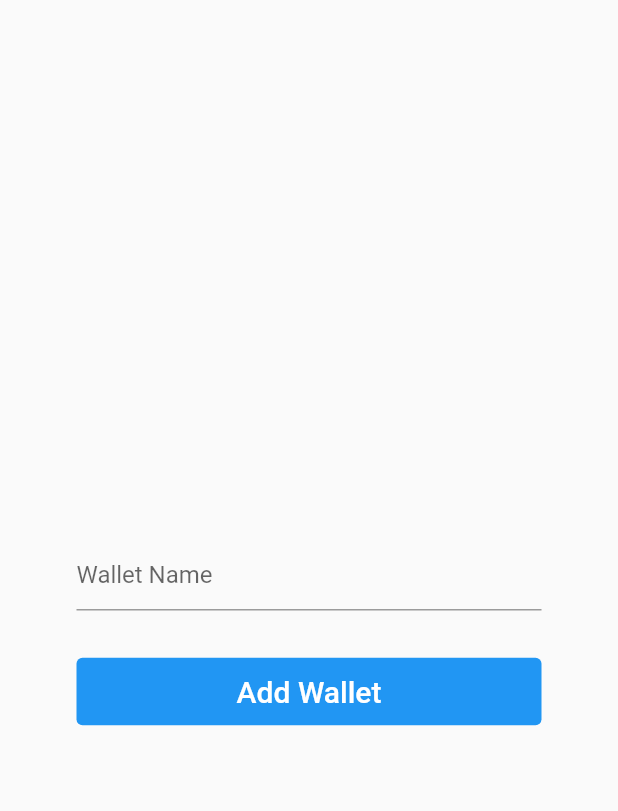
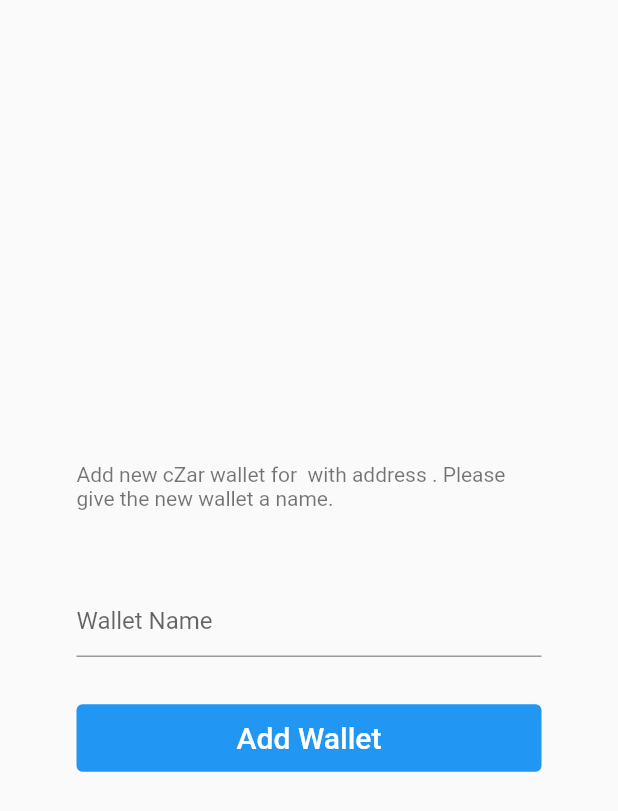
Before and after one commit to JosephGwara/Coding4Integrity, a Flutter app: the CreateWalletView screen opened directly with empty values, on a phone screen of 412 x 824 dp. Shown: the top 811 px of the screen. Run offline on Flutter 3.47's test engine with Material 2 defaults, Android fonts, the phone set to English and light mode, and no system bars; our stand-ins replace cloud_firestore, firebase_auth, firebase_core, freezed_annotation, get_it, page_transition and 2 more; missing offline and left inert: enum_to_string, web3dart; accounts and stored records are empty.

Commit message:
Completes flow for adding a new wallet

```diff
--- a/wallets/lib/locator.dart
+++ b/wallets/lib/locator.dart
@@ -3,7 +3,10 @@
 import 'package:firebase_core/firebase_core.dart';
 import 'package:get_it/get_it.dart';
 import 'package:stacked_services/stacked_services.dart';
+import 'package:wallets/apis/block_scout_api.dart';
 import 'package:wallets/services/authentication_service.dart';
+import 'package:wallets/services/block_scout_service.dart';
+import 'package:wallets/services/credentials_service.dart';
 import 'package:wallets/services/organizations_service.dart';
 import 'package:wallets/services/wallets_service.dart';
 
@@ -17,6 +20,9 @@
   locator.registerLazySingleton(() => AuthenticationService());
   locator.registerLazySingleton(() => OrganizationsService());
   locator.registerLazySingleton(() => WalletsService());
+  locator.registerLazySingleton(() => CredentialsService());
+  locator.registerLazySingleton(() => BlockScoutApi());
+  locator.registerLazySingleton(() => BlockScoutService());
   locator.registerLazySingleton(() => NavigationService());
   locator.registerLazySingleton(() => DialogService());
 }
--- a/wallets/lib/models/models.dart
+++ b/wallets/lib/models/models.dart
@@ -7,10 +7,9 @@
 @freezed
 class Wallet with _$Wallet {
   factory Wallet({
-    required String id,
+    required String publicAddress,
     required String organizationId,
     required String name,
-    required double balance,
   }) = _Wallet;
 
   factory Wallet.fromJson(Map<String, dynamic> json) => _$WalletFromJson(json);
@@ -19,8 +18,9 @@
 @freezed
 class DisplayableWallet with _$DisplayableWallet {
   factory DisplayableWallet({
-    required String organizationNAme,
+    required String organizationName,
     required Wallet data,
+    required double balance,
   }) = _DisplayableWallet;
 }
 
@@ -49,3 +49,20 @@
     required double isPayment,
   }) = _DisplayableWalletTransaction;
 }
+
+@freezed
+class CreateWalletViewArguments with _$CreateWalletViewArguments {
+  factory CreateWalletViewArguments({
+    required Organization organization,
+    required String walletPublicAddress,
+  }) = _CreateWalletViewArguments;
+}
+
+@freezed
+class Transaction with _$Transaction {
+  factory Transaction({
+    required String fromAddress,
+    required String toAddress,
+    required double amount,
+  }) = _Transaction;
+}
--- a/wallets/lib/views/create_wallet/create_wallet_view.dart
+++ b/wallets/lib/views/create_wallet/create_wallet_view.dart
@@ -11,14 +11,14 @@
   FormTextField(name: 'walletName', initialValue: ""),
 ])
 class CreateWalletView extends StatelessWidget with $CreateWalletView {
-  final Organization organization;
+  final CreateWalletViewArguments arguments;
 
-  CreateWalletView({required this.organization, Key? key}) : super(key: key);
+  CreateWalletView({required this.arguments, Key? key}) : super(key: key);
 
   @override
   Widget build(BuildContext context) {
     return ViewModelBuilder<CreateWalletViewModel>.reactive(
-      viewModelBuilder: () => CreateWalletViewModel.makeInstance(organization),
+      viewModelBuilder: () => CreateWalletViewModel.makeInstance(arguments),
       onModelReady: (model) {
         listenToFormUpdated(model);
       },
@@ -31,6 +31,24 @@
             child: Column(
               mainAxisAlignment: MainAxisAlignment.center,
               children: [
+                RichText(
+                  text: TextSpan(
+                      text: "Add new cZar wallet for ",
+                      style: TextStyle(color: Colors.black54),
+                      children: [
+                        TextSpan(
+                          text: arguments.organization.name,
+                          style: TextStyle(fontWeight: FontWeight.bold),
+                        ),
+                        TextSpan(text: " with address "),
+                        TextSpan(
+                          text: arguments.walletPublicAddress,
+                          style: TextStyle(fontWeight: FontWeight.bold),
+                        ),
+                        TextSpan(text: ". Please give the new wallet a name."),
+                      ]),
+                ),
+                verticalSpace(30),
                 if (model.hasError)
                   Text(
                     "${model.error(model)}",
--- a/wallets/lib/views/create_wallet/create_wallet_viewmodel.dart
+++ b/wallets/lib/views/create_wallet/create_wallet_viewmodel.dart
@@ -9,23 +9,25 @@
   bool get isCreatingWallet;
   Future<void> createWallet();
 
-  static CreateWalletViewModel makeInstance(Organization organization) =>
-      _CreateWalletViewModel(organization);
+  static CreateWalletViewModel makeInstance(
+          CreateWalletViewArguments arguments) =>
+      _CreateWalletViewModel(arguments);
 }
 
 class _CreateWalletViewModel extends CreateWalletViewModel {
   final navigationService = locator<NavigationService>();
   final walletsService = locator<WalletsService>();
 
-  final Organization organization;
-  _CreateWalletViewModel(this.organization);
+  final CreateWalletViewArguments arguments;
+  _CreateWalletViewModel(this.arguments);
 
   @override
   Future<void> createWallet() {
     final run = () async {
       final wallet = await walletsService.createWallet(
         withName: walletNameValue ?? "",
-        organizationId: organization.id,
+        organizationId: arguments.organization.id,
+        publicAddress: arguments.walletPublicAddress,
       );
       navigationService.back(result: wallet);
     };
--- a/wallets/lib/views/home/home_view.dart
+++ b/wallets/lib/views/home/home_view.dart
@@ -61,7 +61,7 @@
                                         topRight: Radius.circular(10),
                                       )),
                                   child: Text(
-                                    "R${wallet.data.balance.round()}",
+                                    "R${wallet.balance.round()}",
                                     style: Theme.of(context)
                                         .textTheme
                                         .headline2
--- a/wallets/lib/views/wallet_details/wallet_details_view.dart
+++ b/wallets/lib/views/wallet_details/wallet_details_view.dart
@@ -25,7 +25,7 @@
                 mainAxisAlignment: MainAxisAlignment.center,
                 children: [
                   Text(
-                    "R${wallet.data.balance.round()}",
+                    "R${wallet.balance.round()}",
                     style: TextStyle(
                       fontSize: 17,
                     ),
--- a/wallets/pubspec.yaml
+++ b/wallets/pubspec.yaml
@@ -40,6 +40,8 @@
   json_serializable: ^6.0.1
   json_annotation: ^4.3.0
   enum_to_string: ^2.0.1
+  web3dart: ^2.3.1
+  http: ^0.13.4
 
 dev_dependencies:
   build_runner: ^2.1.4
```
Also changed, not shown: wallets/lib/apis/block_scout_api.dart (added, +39 -0 lines), wallets/lib/routes.dart (+9 -1 lines), wallets/lib/services/block_scout_service.dart (added, +17 -0 lines), wallets/lib/services/credentials_service.dart (added, +16 -0 lines), wallets/lib/services/organizations_service.dart (+14 -0 lines), wallets/lib/services/wallets_service.dart (+68 -30 lines), wallets/lib/views/home/home_viewmodel.dart (+16 -5 lines), wallets/lib/views/verify_wallet_view.dart/verify_wallet_view.dart (added, +83 -0 lines), wallets/lib/views/verify_wallet_view.dart/verify_wallet_view.form.dart (added, +48 -0 lines), wallets/lib/views/verify_wallet_view.dart/verify_wallet_viewmodel.dart (added, +38 -0 lines), wallets/lib/models/models.freezed.dart, wallets/lib/models/models.g.dart, wallets/pubspec.lock.
